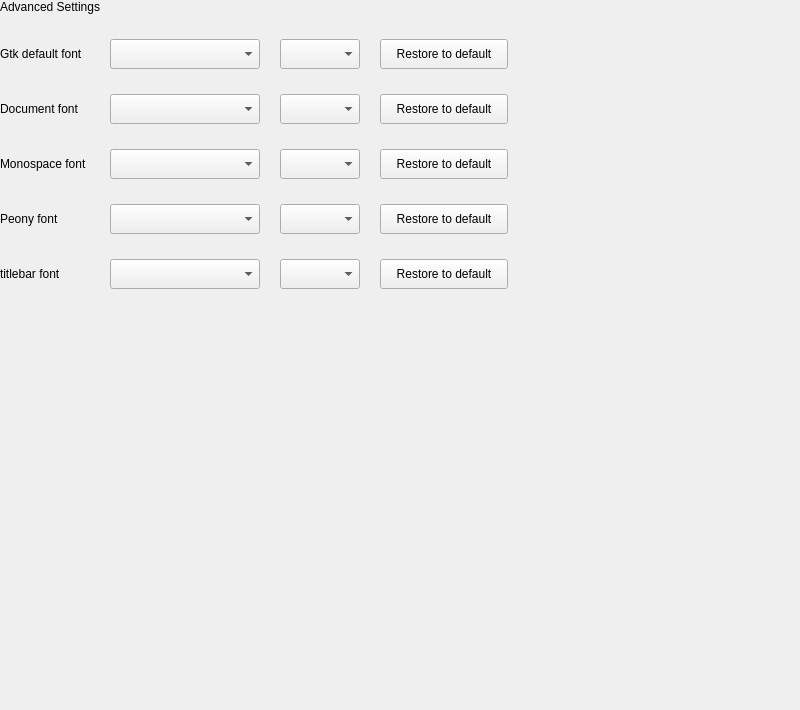
Before: the Qt Designer form plugins/personalized/fonts/fonts.ui in ukui/ukui-control-center, drawn with Qt 5.
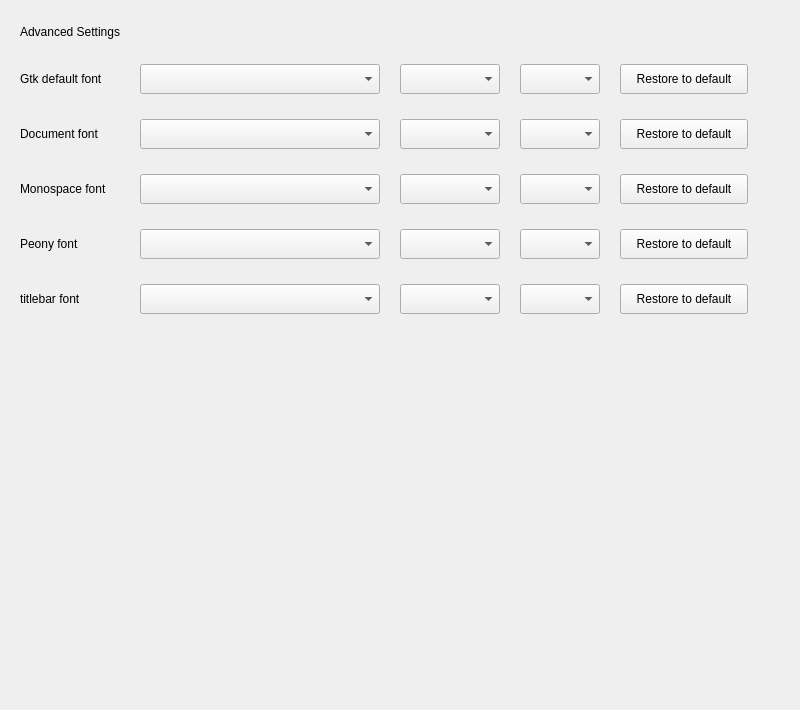
After: the same form once the commit is applied. The open tabs and pages were chosen to show the change. Custom widgets are drawn as their Qt base class.

What changed in the file:
```diff
--- a/plugins/personalized/fonts/fonts.ui
+++ b/plugins/personalized/fonts/fonts.ui
@@ -538,10 +538,10 @@
         <number>25</number>
        </property>
        <property name="leftMargin">
-        <number>0</number>
+        <number>20</number>
        </property>
        <property name="topMargin">
-        <number>0</number>
+        <number>25</number>
        </property>
        <property name="rightMargin">
         <number>0</number>
@@ -583,13 +583,13 @@
            </property>
            <property name="minimumSize">
             <size>
-             <width>90</width>
+             <width>100</width>
              <height>0</height>
             </size>
            </property>
            <property name="maximumSize">
             <size>
-             <width>90</width>
+             <width>100</width>
              <height>16777215</height>
             </size>
            </property>
@@ -599,16 +599,16 @@
           </widget>
          </item>
          <item>
-          <widget class="QComboBox" name="comboBox">
+          <widget class="CustomComboBox" name="defaultfontCbx">
            <property name="minimumSize">
             <size>
-             <width>150</width>
+             <width>240</width>
              <height>30</height>
             </size>
            </property>
            <property name="maximumSize">
             <size>
-             <width>150</width>
+             <width>240</width>
              <height>30</height>
             </size>
            </property>
@@ -618,6 +618,22 @@
           <widget class="QComboBox" name="comboBox_2">
            <property name="minimumSize">
             <size>
+             <width>100</width>
+             <height>30</height>
+            </size>
+           </property>
+           <property name="maximumSize">
+            <size>
+             <width>100</width>
+             <height>30</height>
+            </size>
+           </property>
+          </widget>
+         </item>
+         <item>
+          <widget class="CustomComboBox" name="defaultsizeCbx">
+           <property name="minimumSize">
+            <size>
              <width>80</width>
              <height>30</height>
             </size>
@@ -679,13 +695,13 @@
            </property>
            <property name="minimumSize">
             <size>
-             <width>90</width>
+             <width>100</width>
              <height>0</height>
             </size>
            </property>
            <property name="maximumSize">
             <size>
-             <width>90</width>
+             <width>100</width>
              <height>16777215</height>
             </size>
            </property>
@@ -695,16 +711,16 @@
           </widget>
          </item>
          <item>
-          <widget class="QComboBox" name="comboBox_3">
+          <widget class="CustomComboBox" name="docfontCbx">
            <property name="minimumSize">
             <size>
-             <width>150</width>
+             <width>240</width>
              <height>30</height>
             </size>
            </property>
            <property name="maximumSize">
             <size>
-             <width>150</width>
+             <width>240</width>
              <height>30</height>
             </size>
            </property>
@@ -714,6 +730,22 @@
           <widget class="QComboBox" name="comboBox_4">
            <property name="minimumSize">
             <size>
+             <width>100</width>
+             <height>30</height>
+            </size>
+           </property>
+           <property name="maximumSize">
+            <size>
+             <width>100</width>
+             <height>30</height>
+            </size>
+           </property>
+          </widget>
+         </item>
+         <item>
+          <widget class="CustomComboBox" name="docsizeCbx">
+           <property name="minimumSize">
+            <size>
              <width>80</width>
              <height>30</height>
             </size>
@@ -775,13 +807,13 @@
            </property>
            <property name="minimumSize">
             <size>
-             <width>90</width>
+             <width>100</width>
              <height>0</height>
             </size>
            </property>
            <property name="maximumSize">
             <size>
-             <width>90</width>
+             <width>100</width>
              <height>16777215</height>
             </size>
            </property>
@@ -791,16 +823,16 @@
           </widget>
          </item>
          <item>
-          <widget class="QComboBox" name="comboBox_5">
+          <widget class="CustomComboBox" name="monofontCbx">
            <property name="minimumSize">
             <size>
-             <width>150</width>
+             <width>240</width>
              <height>30</height>
             </size>
            </property>
            <property name="maximumSize">
             <size>
-             <width>150</width>
+             <width>240</width>
              <height>30</height>
             </size>
            </property>
@@ -810,6 +842,22 @@
           <widget class="QComboBox" name="comboBox_6">
            <property name="minimumSize">
             <size>
+             <width>100</width>
+             <height>30</height>
+            </size>
+           </property>
+           <property name="maximumSize">
+            <size>
+             <width>100</width>
+             <height>30</height>
+            </size>
+           </property>
+          </widget>
+         </item>
+         <item>
+          <widget class="CustomComboBox" name="monosizeCbx">
+           <property name="minimumSize">
+            <size>
              <width>80</width>
              <height>30</height>
             </size>
@@ -871,13 +919,13 @@
            </property>
            <property name="minimumSize">
             <size>
-             <width>90</width>
+             <width>100</width>
              <height>0</height>
             </size>
            </property>
            <property name="maximumSize">
             <size>
-             <width>90</width>
+             <width>100</width>
              <height>16777215</height>
             </size>
            </property>
@@ -887,16 +935,16 @@
           </widget>
          </item>
          <item>
-          <widget class="QComboBox" name="comboBox_7">
+          <widget class="CustomComboBox" name="peonyfontCbx">
            <property name="minimumSize">
             <size>
-             <width>150</width>
+             <width>240</width>
              <height>30</height>
             </size>
            </property>
            <property name="maximumSize">
             <size>
-             <width>150</width>
+             <width>240</width>
              <height>30</height>
             </size>
            </property>
@@ -906,6 +954,22 @@
           <widget class="QComboBox" name="comboBox_8">
            <property name="minimumSize">
             <size>
+             <width>100</width>
+             <height>30</height>
+            </size>
+           </property>
+           <property name="maximumSize">
+            <size>
+             <width>100</width>
+             <height>30</height>
+            </size>
+           </property>
+          </widget>
+         </item>
+         <item>
+          <widget class="CustomComboBox" name="peonysizeCbx">
+           <property name="minimumSize">
+            <size>
              <width>80</width>
              <height>30</height>
             </size>
@@ -967,13 +1031,13 @@
            </property>
            <property name="minimumSize">
             <size>
-             <width>90</width>
+             <width>100</width>
              <height>0</height>
             </size>
            </property>
            <property name="maximumSize">
             <size>
-             <width>90</width>
+             <width>100</width>
              <height>16777215</height>
             </size>
            </property>
@@ -983,16 +1047,16 @@
           </widget>
          </item>
          <item>
-          <widget class="QComboBox" name="comboBox_9">
+          <widget class="CustomComboBox" name="titlefontCbx">
            <property name="minimumSize">
             <size>
-             <width>150</width>
+             <width>240</width>
              <height>30</height>
             </size>
            </property>
            <property name="maximumSize">
             <size>
-             <width>150</width>
+             <width>240</width>
              <height>30</height>
             </size>
            </property>
@@ -1002,6 +1066,22 @@
           <widget class="QComboBox" name="comboBox_10">
            <property name="minimumSize">
             <size>
+             <width>100</width>
+             <height>30</height>
+            </size>
+           </property>
+           <property name="maximumSize">
+            <size>
+             <width>100</width>
+             <height>30</height>
+            </size>
+           </property>
+          </widget>
+         </item>
+         <item>
+          <widget class="CustomComboBox" name="titlesizeCbx">
+           <property name="minimumSize">
+            <size>
              <width>80</width>
              <height>30</height>
             </size>
@@ -1068,6 +1148,13 @@
   </layout>
  </widget>
  <layoutdefault spacing="6" margin="11"/>
+ <customwidgets>
+  <customwidget>
+   <class>CustomComboBox</class>
+   <extends>QComboBox</extends>
+   <header>../../pluginsComponent/customcombobox.h</header>
+  </customwidget>
+ </customwidgets>
  <resources/>
  <connections/>
  <buttongroups>
```
Left out of the diff: 20 changed lines with no effect on the pictures.
